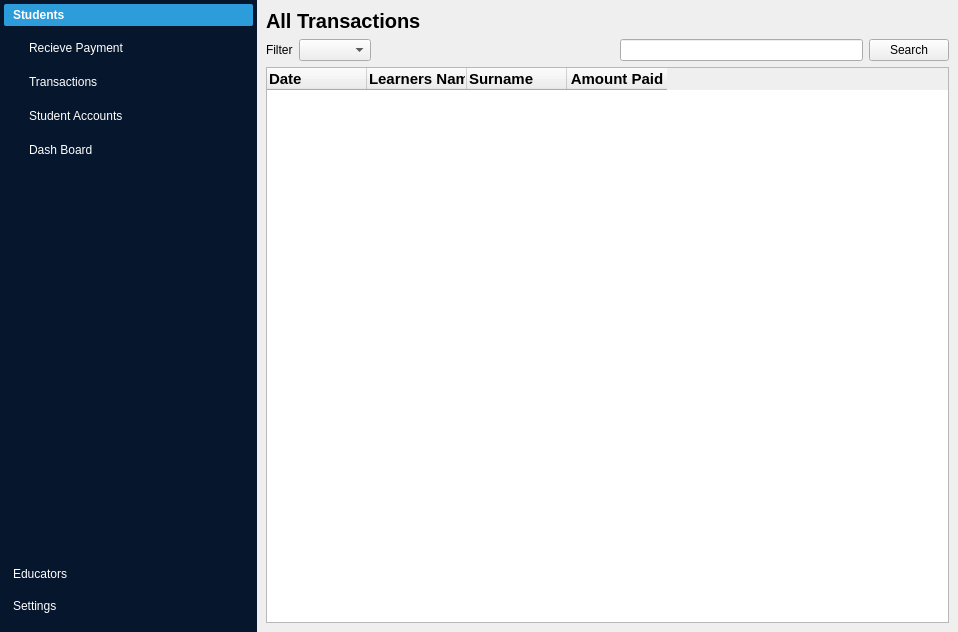
First picture: the form in ui/main_window.ui, repository regisgambiza/schoolmanager, before the edit.
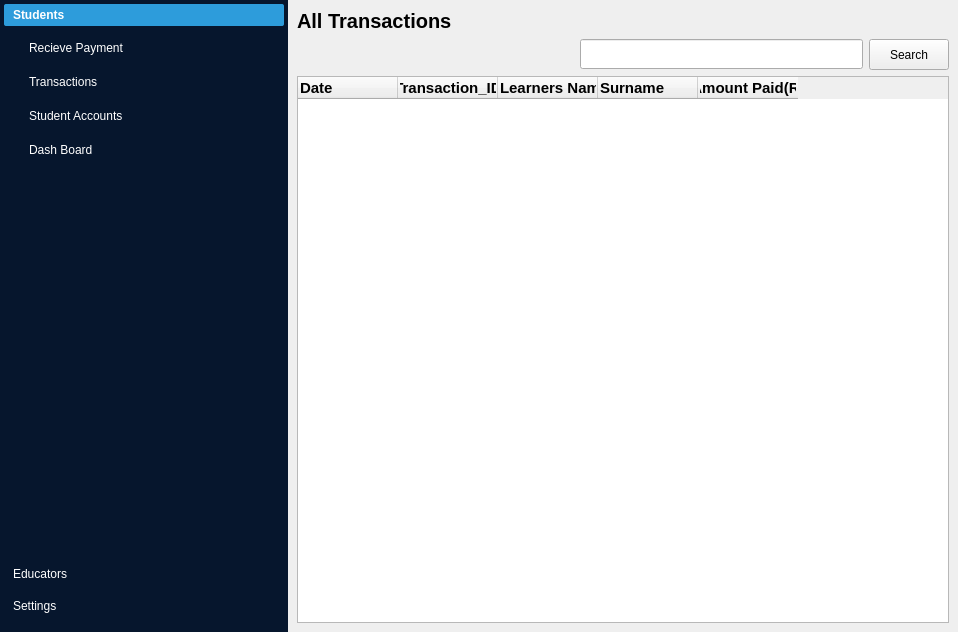
Second picture: the form after the edit. The open tabs and pages were chosen to show the change. Icons and pictures are not drawn.

Commit message: Added search functionality in transactions table

What changed in the file:
```diff
--- a/ui/main_window.ui
+++ b/ui/main_window.ui
@@ -366,16 +366,6 @@
             </item>
             <item>
              <layout class="QHBoxLayout" name="horizontalLayout">
-              <item>
-               <widget class="QLabel" name="label_2">
-                <property name="text">
-                 <string>Filter</string>
-                </property>
-               </widget>
-              </item>
-              <item>
-               <widget class="QComboBox" name="comboBox"/>
-              </item>
               <item>
                <spacer name="horizontalSpacer_2">
                 <property name="orientation">
@@ -390,10 +380,23 @@
                </spacer>
               </item>
               <item>
-               <widget class="QLineEdit" name="lineEdit_4"/>
+               <widget class="QLineEdit" name="lineEdit_4">
+                <property name="minimumSize">
+                 <size>
+                  <width>0</width>
+                  <height>30</height>
+                 </size>
+                </property>
+               </widget>
               </item>
               <item>
                <widget class="QPushButton" name="pushButton_13">
+                <property name="minimumSize">
+                 <size>
+                  <width>0</width>
+                  <height>31</height>
+                 </size>
+                </property>
                 <property name="text">
                  <string>Search</string>
                 </property>
@@ -423,6 +426,17 @@
                 <set>AlignJustify|AlignVCenter</set>
                </property>
               </column>
+              <column>
+               <property name="text">
+                <string>Transaction_ID</string>
+               </property>
+               <property name="font">
+                <font>
+                 <pointsize>11</pointsize>
+                 <bold>true</bold>
+                </font>
+               </property>
+              </column>
               <column>
                <property name="text">
                 <string>Learners Name</string>
@@ -453,7 +467,7 @@
               </column>
               <column>
                <property name="text">
-                <string>Amount Paid</string>
+                <string>Amount Paid(R)</string>
                </property>
                <property name="font">
                 <font>
```
Left out of the diff: 29 changed lines with no effect on the pictures. The commit also changes 4 other files.
